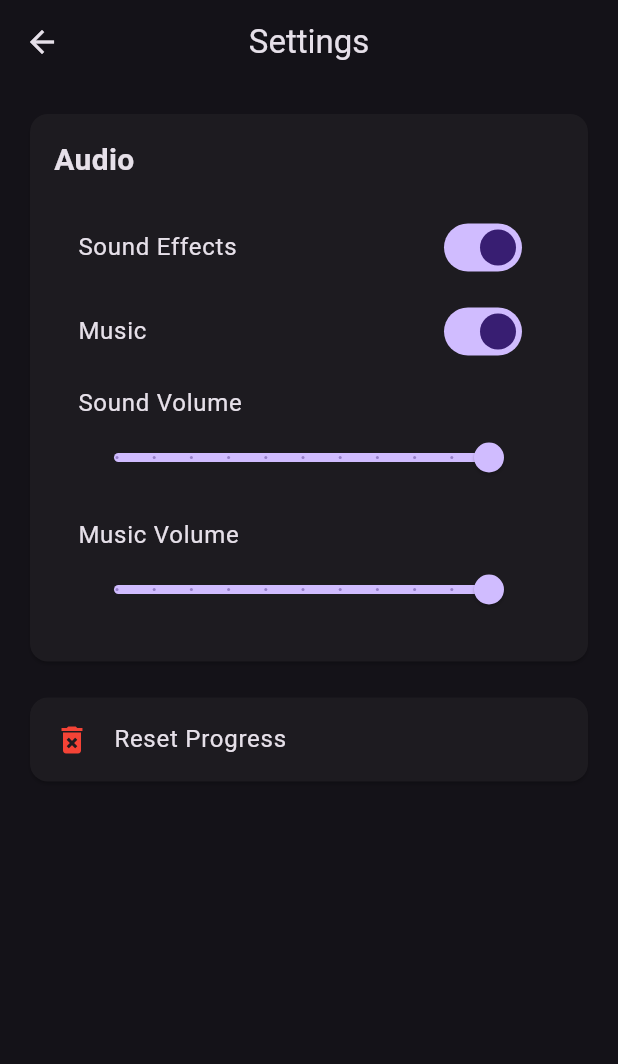
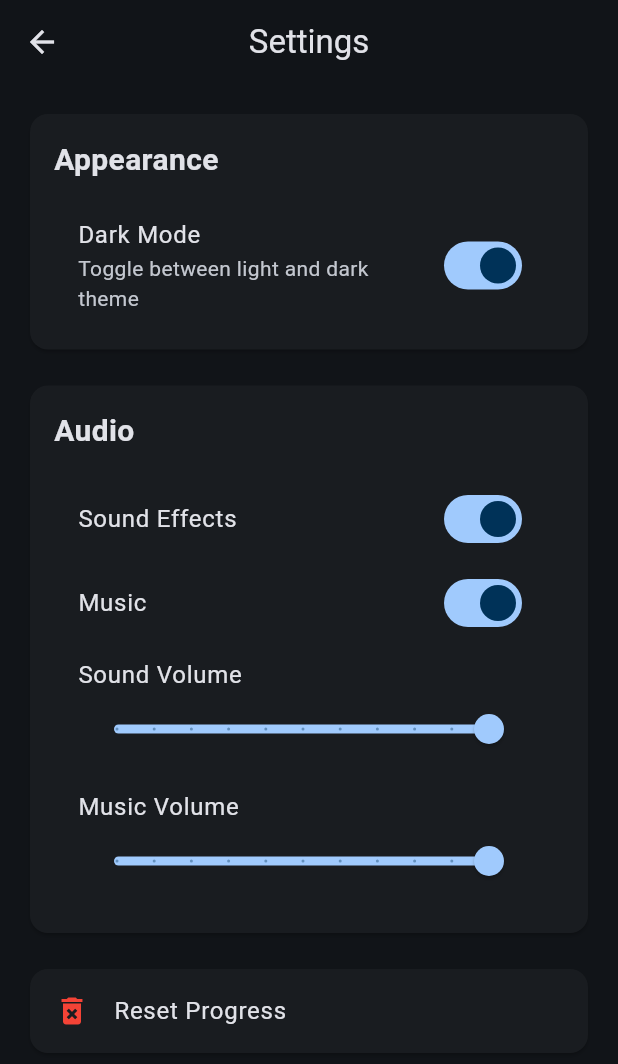
Before and after one commit to Cherm884/water-sort-game, a Flutter app: the screen it shows after launch, after a tap on "SETTINGS", on a phone screen of 412 x 824 dp. Shown: the top 1064 px of the screen. Run offline on Flutter 3.47's test engine with Material 3 defaults, Android fonts, the phone set to English and light mode, and no system bars; our stand-ins replace shared_preferences; Roboto replaces fonts that are missing (Outfit).

Commit message:
feat: Add dark mode toggle in settings

```diff
--- a/lib/main.dart
+++ b/lib/main.dart
@@ -1,6 +1,7 @@
 // ignore_for_file: deprecated_member_use
 
 import 'package:flutter/material.dart';
+import 'package:shared_preferences/shared_preferences.dart';
 import 'package:water_sort/screens/home_screen.dart';
 
 
@@ -8,8 +9,41 @@ void main() {
   runApp(const WaterSortApp());
 }
 
-class WaterSortApp extends StatelessWidget {
+class WaterSortApp extends StatefulWidget {
   const WaterSortApp({super.key});
+
+  @override
+  State<WaterSortApp> createState() => _WaterSortAppState();
+}
+
+class _WaterSortAppState extends State<WaterSortApp> {
+  ThemeMode _themeMode = ThemeMode.dark;
+
+  @override
+  void initState() {
+    super.initState();
+    _loadThemeMode();
+  }
+
+  Future<void> _loadThemeMode() async {
+    final prefs = await SharedPreferences.getInstance();
+    final isDarkMode = prefs.getBool('darkMode') ?? true;
+    setState(() {
+      _themeMode = isDarkMode ? ThemeMode.dark : ThemeMode.light;
+    });
+  }
+
+  void updateThemeMode(ThemeMode mode) {
+    setState(() {
+      _themeMode = mode;
+    });
+    _saveThemeMode(mode);
+  }
+
+  Future<void> _saveThemeMode(ThemeMode mode) async {
+    final prefs = await SharedPreferences.getInstance();
+    await prefs.setBool('darkMode', mode == ThemeMode.dark);
+  }
 
   @override
   Widget build(BuildContext context) {
@@ -18,10 +52,26 @@ class WaterSortApp extends StatelessWidget {
       theme: ThemeData(
         fontFamily: 'Outfit',
         useMaterial3: true,
+        brightness: Brightness.light,
+        colorScheme: ColorScheme.fromSeed(
+          seedColor: Colors.blue,
+          brightness: Brightness.light,
+        ),
+      ),
+      darkTheme: ThemeData(
+        fontFamily: 'Outfit',
+        useMaterial3: true,
         brightness: Brightness.dark,
+        colorScheme: ColorScheme.fromSeed(
+          seedColor: Colors.blue,
+          brightness: Brightness.dark,
+        ),
       ),
+      themeMode: _themeMode,
       debugShowCheckedModeBanner: false,
-      home: const HomeScreen(),
+      home: HomeScreen(
+        onThemeModeChanged: updateThemeMode,
+      ),
     );
   }
 }
--- a/lib/screens/home_screen.dart
+++ b/lib/screens/home_screen.dart
@@ -7,7 +7,9 @@ import 'package:water_sort/src/constants.dart';
 import 'package:water_sort/screens/game_screen.dart';
 
 class HomeScreen extends StatefulWidget {
-  const HomeScreen({super.key});
+  final Function(ThemeMode)? onThemeModeChanged;
+
+  const HomeScreen({super.key, this.onThemeModeChanged});
 
   @override
   State<HomeScreen> createState() => _HomeScreenState();
@@ -138,7 +140,9 @@ class _HomeScreenState extends State<HomeScreen> {
                         icon: Icons.settings,
                         onTap: () {
                           Navigator.push(context, MaterialPageRoute(builder: (_) {
-                            return const SettingsScreen();
+                            return SettingsScreen(
+                              onThemeModeChanged: widget.onThemeModeChanged,
+                            );
                           }));
                         },
                       ),
--- a/lib/screens/setting_screen.dart
+++ b/lib/screens/setting_screen.dart
@@ -2,7 +2,9 @@ import 'package:flutter/material.dart';
 import 'package:shared_preferences/shared_preferences.dart';
 
 class SettingsScreen extends StatefulWidget {
-  const SettingsScreen({super.key});
+  final Function(ThemeMode)? onThemeModeChanged;
+
+  const SettingsScreen({super.key, this.onThemeModeChanged});
 
   @override
   State<SettingsScreen> createState() => _SettingsScreenState();
@@ -13,6 +15,7 @@ class _SettingsScreenState extends State<SettingsScreen> {
   bool _musicEnabled = true;
   double _soundVolume = 1.0;
   double _musicVolume = 1.0;
+  bool _darkMode = true;
 
   @override
   void initState() {
@@ -27,6 +30,7 @@ class _SettingsScreenState extends State<SettingsScreen> {
       _musicEnabled = prefs.getBool('musicEnabled') ?? true;
       _soundVolume = prefs.getDouble('soundVolume') ?? 1.0;
       _musicVolume = prefs.getDouble('musicVolume') ?? 1.0;
+      _darkMode = prefs.getBool('darkMode') ?? true;
     });
   }
 
@@ -36,6 +40,7 @@ class _SettingsScreenState extends State<SettingsScreen> {
     prefs.setBool('musicEnabled', _musicEnabled);
     prefs.setDouble('soundVolume', _soundVolume);
     prefs.setDouble('musicVolume', _musicVolume);
+    prefs.setBool('darkMode', _darkMode);
   }
 
   void _resetProgress() async {
@@ -57,6 +62,34 @@ class _SettingsScreenState extends State<SettingsScreen> {
       body: ListView(
         padding: const EdgeInsets.all(16),
         children: [
+          // Appearance Settings
+          Card(
+            child: Padding(
+              padding: const EdgeInsets.all(16),
+              child: Column(
+                crossAxisAlignment: CrossAxisAlignment.start,
+                children: [
+                  const Text('Appearance', style: TextStyle(fontSize: 20, fontWeight: FontWeight.bold)),
+                  const SizedBox(height: 16),
+                  SwitchListTile(
+                    title: const Text('Dark Mode'),
+                    subtitle: const Text('Toggle between light and dark theme'),
+                    value: _darkMode,
+                    onChanged: (val) {
+                      setState(() => _darkMode = val);
+                      _saveSettings();
+                      if (widget.onThemeModeChanged != null) {
+                        widget.onThemeModeChanged!(
+                          val ? ThemeMode.dark : ThemeMode.light,
+                        );
+                      }
+                    },
+                  ),
+                ],
+              ),
+            ),
+          ),
+          const SizedBox(height: 16),
           // Audio Settings
           Card(
             child: Padding(
```
